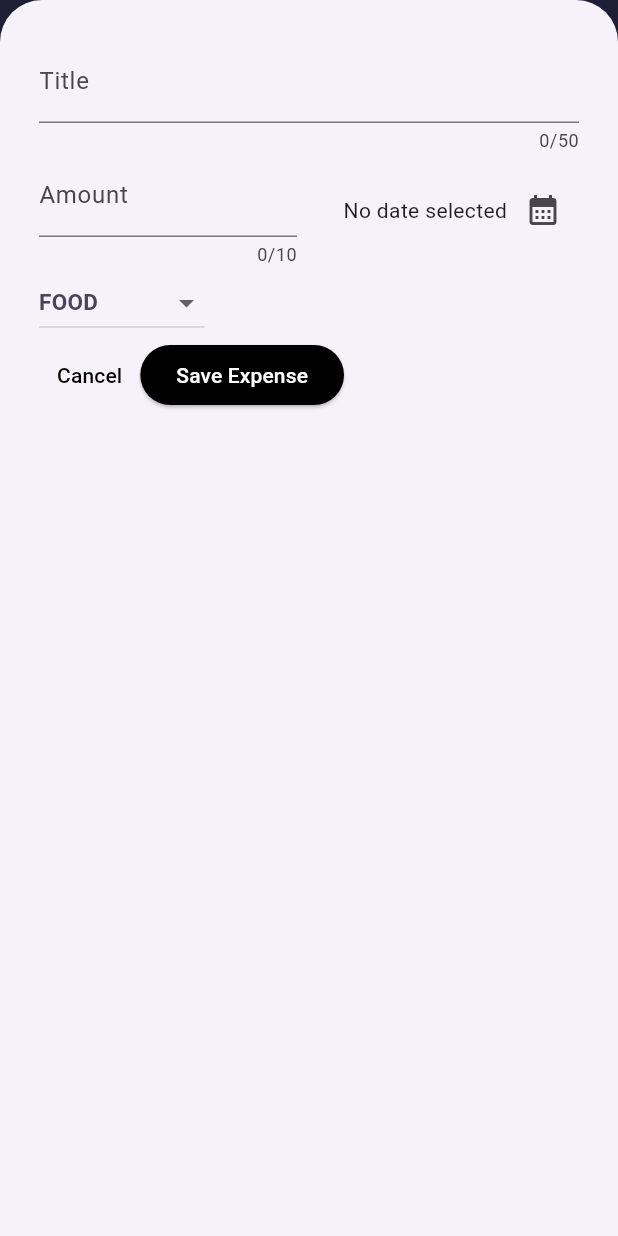
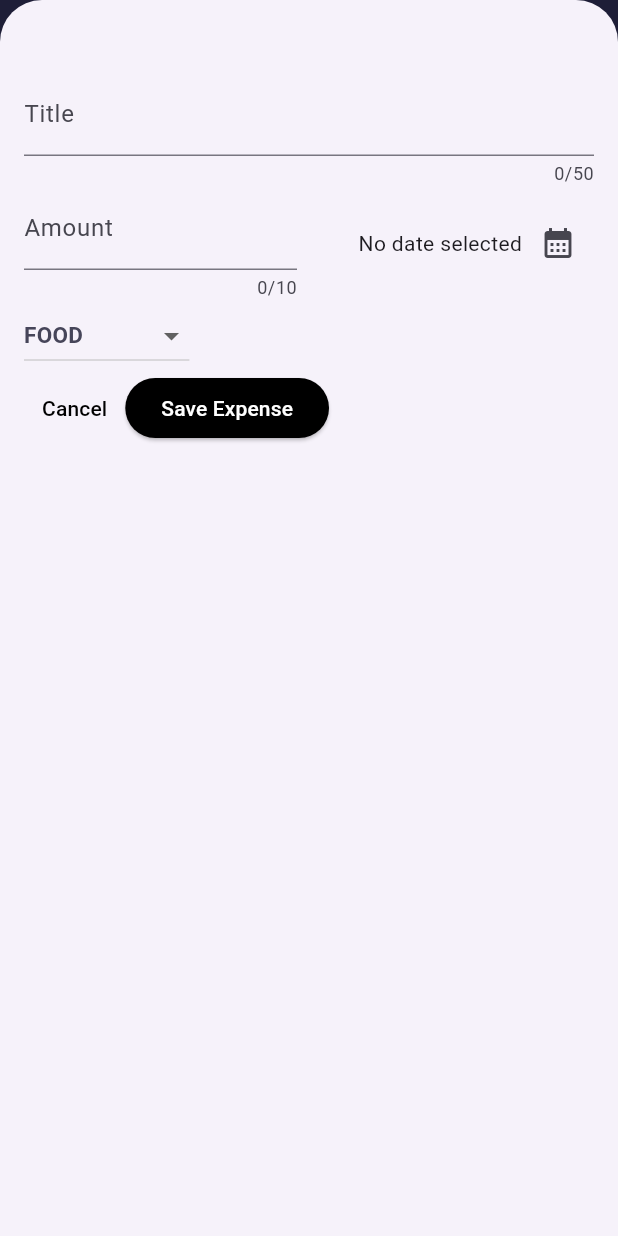
Before and after one commit to AlbertoJTD/Spendox, a Flutter app: the screen it shows after launch, after a tap on the "add" icon, on a phone screen of 412 x 824 dp. Run offline on Flutter 3.47's test engine with Material 3 defaults, Android fonts, the light colour scheme and no system bars.

Commit message:
Add enough space for the keyboard

```diff
--- a/lib/widgets/expenses/new_expense.dart
+++ b/lib/widgets/expenses/new_expense.dart
@@ -83,8 +83,13 @@ class _NewExpenseState extends State<NewExpense> {
 
   @override
   Widget build(BuildContext context) {
-    return Padding(
-      padding: EdgeInsets.all(26),
+    final keyboardSpace = MediaQuery.of(context).viewInsets.bottom;
+
+    return SizedBox(
+      height: double.infinity,
+      child: SingleChildScrollView(
+        child: Padding(
+          padding: EdgeInsets.fromLTRB(16, 48, 16, keyboardSpace + 20),
           child: Column(
             children: [
               TextField(
@@ -169,6 +174,8 @@ class _NewExpenseState extends State<NewExpense> {
               )
             ],
           )
+        ),
+      ),
     );
   }
 }
```
Lines whose indentation alone changed are shown as unchanged.
